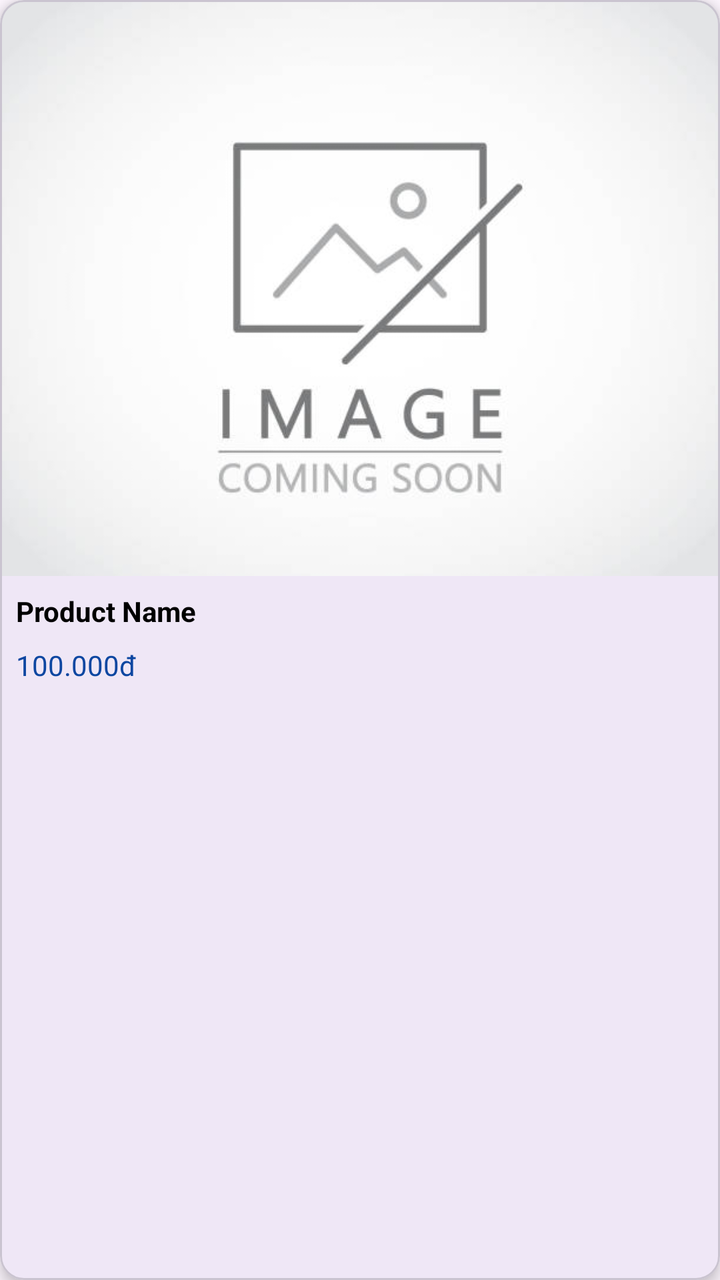
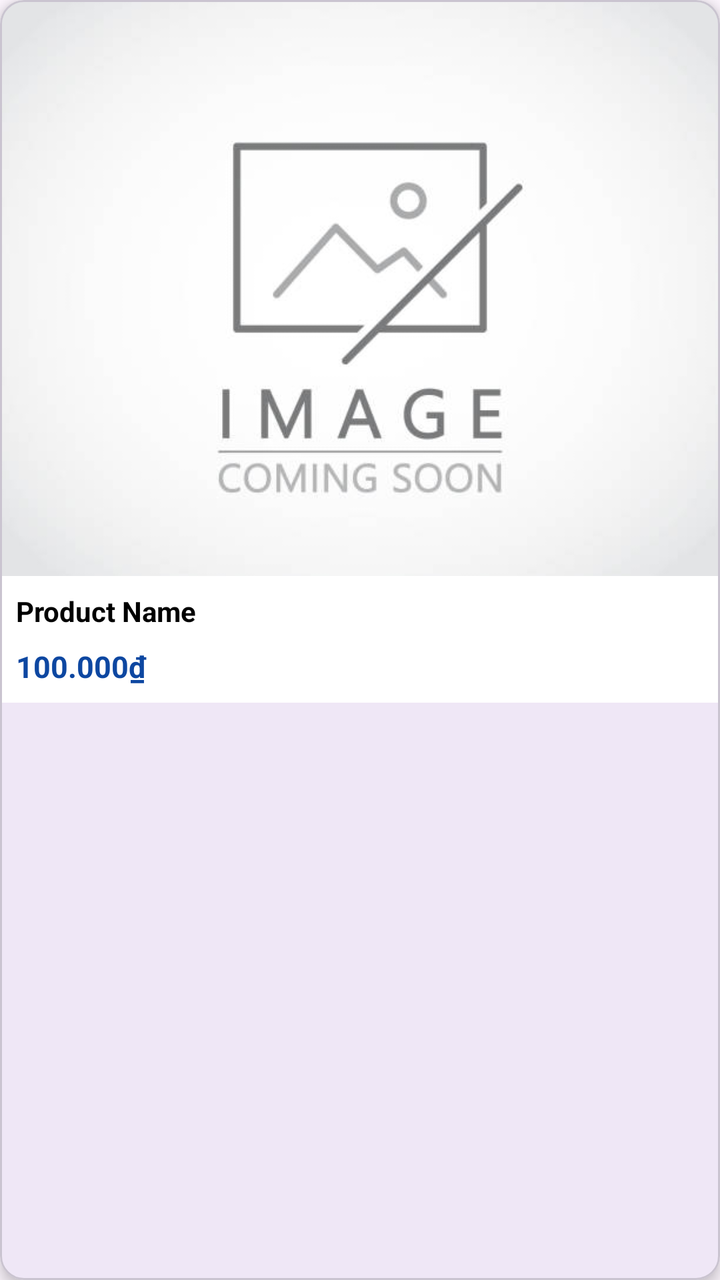

Screens rendered from an Android XML layout before and after an edit, with the pre-edit source and the edit as a unified diff.
<!-- AndroidManifest.xml: application theme Theme.VCloset -->
<!-- res/layout/item_product.xml -->
<com.google.android.material.card.MaterialCardView
    xmlns:android="http://schemas.android.com/apk/res/android"
    xmlns:app="http://schemas.android.com/apk/res-auto"
    android:layout_width="match_parent"
    android:layout_height="wrap_content"
    android:layout_margin="8dp"
    app:cardCornerRadius="12dp"
    app:cardElevation="4dp">

    <LinearLayout
        android:layout_width="match_parent"
        android:layout_height="wrap_content"
        android:orientation="vertical">

        <ImageView
            android:id="@+id/img_product"
            android:layout_width="match_parent"
            android:layout_height="wrap_content"
            android:adjustViewBounds="true"
            android:scaleType="fitCenter"
            android:src="@drawable/img_unavailable" />

        <TextView
            android:id="@+id/tv_product_name"
            android:layout_width="match_parent"
            android:layout_height="wrap_content"
            android:padding="8dp"
            android:textStyle="bold"
            android:textColor="@color/black"
            android:text="Product Name" />

        <TextView
            android:id="@+id/tv_product_price"
            android:layout_width="match_parent"
            android:layout_height="wrap_content"
            android:paddingLeft="8dp"
            android:paddingBottom="8dp"
            android:textColor="@color/blue_dark"
            android:text="100.000đ" />
    </LinearLayout>
</com.google.android.material.card.MaterialCardView>
<!-- resources referenced by this layout -->
<resources>
  <color name="black">#FF000000</color>
  <color name="blue_dark">#FF0D47A1</color>
  <!-- drawable img_unavailable: jpg bitmap (drawable, 13921 bytes) -->
  <style name="Theme.VCloset" parent="Base.Theme.VCloset" />
  <style name="Base.Theme.VCloset" parent="Theme.Material3.DayNight.NoActionBar">
          
          
      </style>
</resources>

<!-- the commit's change to res/layout/item_product.xml (unified diff, before → after) -->
@@ -3,7 +3,7 @@
     xmlns:app="http://schemas.android.com/apk/res-auto"
     android:layout_width="match_parent"
     android:layout_height="wrap_content"
-    android:layout_margin="8dp"
+    android:layout_margin="2dp"
     app:cardCornerRadius="12dp"
     app:cardElevation="4dp">
 
@@ -17,15 +17,19 @@
             android:layout_width="match_parent"
             android:layout_height="wrap_content"
             android:adjustViewBounds="true"
-            android:scaleType="fitCenter"
+            android:scaleType="fitXY"
             android:src="@drawable/img_unavailable" />
 
         <TextView
             android:id="@+id/tv_product_name"
             android:layout_width="match_parent"
             android:layout_height="wrap_content"
+            android:background="@color/white"
             android:padding="8dp"
             android:textStyle="bold"
+            android:textSize="14sp"
+            android:maxLines="2"
+            android:ellipsize="end"
             android:textColor="@color/black"
             android:text="Product Name" />
 
@@ -33,9 +37,13 @@
             android:id="@+id/tv_product_price"
             android:layout_width="match_parent"
             android:layout_height="wrap_content"
+            android:background="@color/white"
             android:paddingLeft="8dp"
+            android:paddingRight="8dp"
             android:paddingBottom="8dp"
+            android:textStyle="bold"
+            android:textSize="15sp"
             android:textColor="@color/blue_dark"
-            android:text="100.000đ" />
+            android:text="100.000₫" />
     </LinearLayout>
 </com.google.android.material.card.MaterialCardView>
<!-- resource entries referenced after the edit -->
@@ -2,6 +2,7 @@
 <resources>
   <color name="black">#FF000000</color>
   <color name="blue_dark">#FF0D47A1</color>
+  <color name="white">#FFFFFFFF</color>
   <!-- drawable img_unavailable: jpg bitmap (drawable, 13921 bytes) -->
   <style name="Theme.VCloset" parent="Base.Theme.VCloset" />
   <style name="Base.Theme.VCloset" parent="Theme.Material3.DayNight.NoActionBar">
